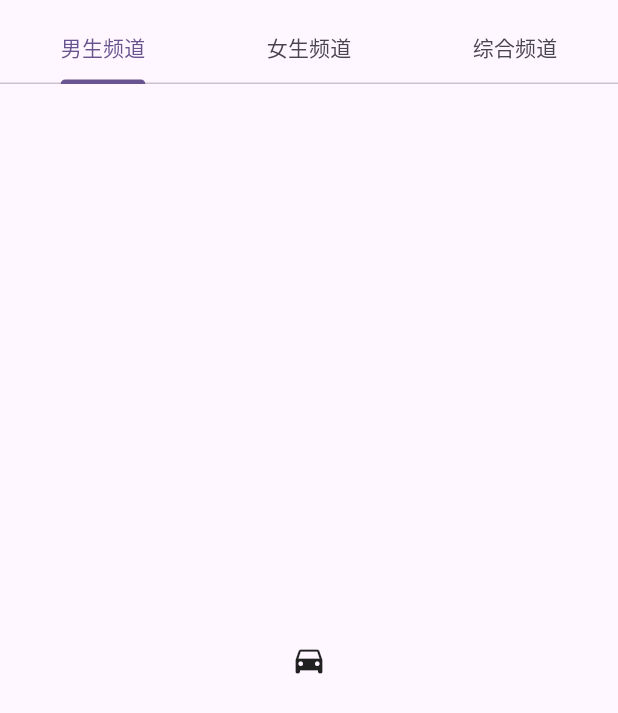
After one commit to ChenSino/flutter-chensino, a Flutter app: the BookCategoryPage screen opened directly, on a phone screen of 412 x 824 dp. The commit adds this screen. Shown: the top 713 px of the screen. Run offline on Flutter 3.47's test engine with Material 3 defaults, Android fonts, the phone set to English and light mode, and no system bars; our stand-ins replace dio, easy_refresh, webview_flutter; missing offline and left inert: webview_flutter_android, webview_flutter_wkwebview.

Commit message:
添加频道

```diff
--- /dev/null
+++ b/lib/page/categoryPage.dart
@@ -0,0 +1,36 @@
+import 'package:flutter/material.dart';
+
+class BookCategoryPage extends StatefulWidget {
+  const BookCategoryPage({super.key});
+
+  @override
+  State<BookCategoryPage> createState() => _BookCategoryPageState();
+}
+
+class _BookCategoryPageState extends State<BookCategoryPage> {
+  @override
+  Widget build(BuildContext context) {
+    return DefaultTabController(
+        length: 3,
+        child: Scaffold(
+          appBar: AppBar(
+              bottom: const PreferredSize(
+            preferredSize: Size.fromHeight(0.0), // 将TabBar与顶部的间距设为0
+            child: TabBar(
+              tabs: [
+                Tab(text: '男生频道'),
+                Tab(text: '女生频道'),
+                Tab(text: '综合频道'),
+              ],
+            ),
+          )),
+          body: const TabBarView(
+            children: [
+              Icon(Icons.directions_car),
+              Icon(Icons.directions_transit),
+              Icon(Icons.directions_bike),
+            ],
+          ),
+        ));
+  }
+}
```
Also changed, not shown: lib/main.dart (+8 -7 lines).
